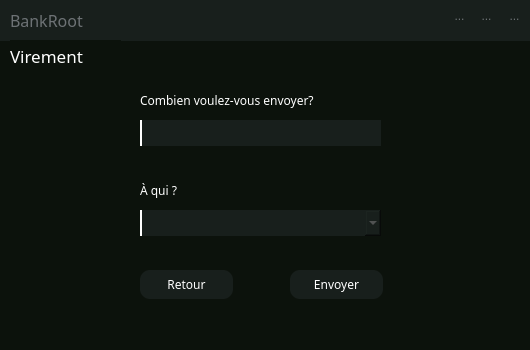
Old version of the form virement.ui in the repository SparqueeZ/Bank-Root.
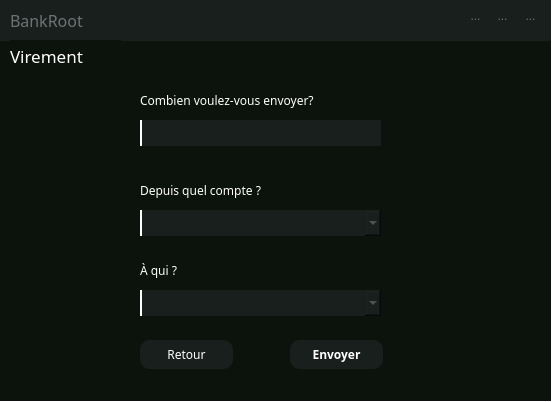
New version of the form. Icons and pictures are not drawn.

Commit message: Corrections historique + Ajout possibilité de virement en graphique

```diff
--- a/virement.ui
+++ b/virement.ui
@@ -6,8 +6,8 @@
    <rect>
     <x>0</x>
     <y>0</y>
-    <width>530</width>
-    <height>350</height>
+    <width>552</width>
+    <height>402</height>
    </rect>
   </property>
   <property name="windowTitle">
@@ -22,7 +22,7 @@
      <x>0</x>
      <y>0</y>
      <width>551</width>
-     <height>350</height>
+     <height>401</height>
     </rect>
    </property>
    <property name="styleSheet">
@@ -56,45 +56,6 @@
 }</string>
     </property>
    </widget>
-   <widget class="QPushButton" name="pushButton_2">
-    <property name="geometry">
-     <rect>
-      <x>140</x>
-      <y>270</y>
-      <width>93</width>
-      <height>29</height>
-     </rect>
-    </property>
-    <property name="font">
-     <font>
-      <family>Montserrat</family>
-     </font>
-    </property>
-    <property name="styleSheet">
-     <string notr="true">
-QPushButton{
-color: rgb(255, 255, 255);
-border-radius:10px;
-background-color:rgb(24,31, 28);
-}
-
-QPushButton:hover{
-color: rgb(255, 255, 255);
-border-radius:10px;
-background-color:rgb(34, 31, 28);
-}
-QPushButton:pressed{
-background-color:rgb(24, 31, 28);
-border-radius:10px;
-color: rgb(255, 255, 255);
-}
-
-</string>
-    </property>
-    <property name="text">
-     <string>Retour</string>
-    </property>
-   </widget>
    <widget class="QLabel" name="label">
     <property name="geometry">
      <rect>
@@ -122,7 +83,7 @@
      <rect>
       <x>140</x>
       <y>180</y>
-      <width>81</width>
+      <width>141</width>
       <height>20</height>
      </rect>
     </property>
@@ -136,46 +97,7 @@
 </string>
     </property>
     <property name="text">
-     <string>À qui ?</string>
-    </property>
-   </widget>
-   <widget class="QPushButton" name="pushButton">
-    <property name="geometry">
-     <rect>
-      <x>290</x>
-      <y>270</y>
-      <width>93</width>
-      <height>29</height>
-     </rect>
-    </property>
-    <property name="font">
-     <font>
-      <family>Montserrat</family>
-     </font>
-    </property>
-    <property name="styleSheet">
-     <string notr="true">
-QPushButton{
-color: rgb(255, 255, 255);
-border-radius:10px;
-background-color:rgb(24,31, 28);
-}
-
-QPushButton:hover{
-color: rgb(255, 255, 255);
-border-radius:10px;
-background-color:rgb(34, 31, 28);
-}
-QPushButton:pressed{
-background-color:rgb(24, 31, 28);
-border-radius:10px;
-color: rgb(255, 255, 255);
-}
-
-</string>
-    </property>
-    <property name="text">
-     <string>Envoyer</string>
+     <string>Depuis quel compte ?</string>
     </property>
    </widget>
    <widget class="QWidget" name="widget_7" native="true">
@@ -214,7 +136,7 @@
     <widget class="QToolButton" name="reduced">
      <property name="geometry">
       <rect>
-       <x>444</x>
+       <x>460</x>
        <y>0</y>
        <width>31</width>
        <height>31</height>
@@ -247,7 +169,7 @@
     <widget class="QToolButton" name="toolButton_3">
      <property name="geometry">
       <rect>
-       <x>504</x>
+       <x>520</x>
        <y>0</y>
        <width>21</width>
        <height>31</height>
@@ -280,7 +202,7 @@
     <widget class="QToolButton" name="fullscreen">
      <property name="geometry">
       <rect>
-       <x>471</x>
+       <x>487</x>
        <y>0</y>
        <width>31</width>
        <height>31</height>
@@ -347,6 +269,127 @@
 }</string>
     </property>
    </widget>
+   <widget class="QComboBox" name="combo">
+    <property name="geometry">
+     <rect>
+      <x>140</x>
+      <y>290</y>
+      <width>241</width>
+      <height>26</height>
+     </rect>
+    </property>
+    <property name="styleSheet">
+     <string notr="true">QComboBox{
+background:#181F1C;
+border:none;
+border-left:2px solid #ffffff;
+color:#717072;
+padding-left: 10px
+}</string>
+    </property>
+   </widget>
+   <widget class="QLabel" name="label_4">
+    <property name="geometry">
+     <rect>
+      <x>140</x>
+      <y>260</y>
+      <width>81</width>
+      <height>20</height>
+     </rect>
+    </property>
+    <property name="font">
+     <font>
+      <family>Montserrat Medium</family>
+     </font>
+    </property>
+    <property name="styleSheet">
+     <string notr="true">color: rgb(255,255,255);
+</string>
+    </property>
+    <property name="text">
+     <string>À qui ?</string>
+    </property>
+   </widget>
+  </widget>
+  <widget class="QPushButton" name="Envoyer">
+   <property name="geometry">
+    <rect>
+     <x>290</x>
+     <y>340</y>
+     <width>93</width>
+     <height>29</height>
+    </rect>
+   </property>
+   <property name="font">
+    <font>
+     <family>Montserrat</family>
+     <bold>true</bold>
+    </font>
+   </property>
+   <property name="styleSheet">
+    <string notr="true">
+QPushButton{
+color: rgb(255, 255, 255);
+border-radius:10px;
+background-color:rgb(24,31, 28);
+}
+
+QPushButton:hover{
+color: rgb(255, 255, 255);
+border-radius:10px;
+background-color:rgb(34, 31, 28);
+}
+QPushButton:pressed{
+background-color:rgb(24, 31, 28);
+border-radius:10px;
+color: rgb(255, 255, 255);
+}
+
+</string>
+   </property>
+   <property name="text">
+    <string>Envoyer</string>
+   </property>
+  </widget>
+  <widget class="QPushButton" name="pushButton_2">
+   <property name="geometry">
+    <rect>
+     <x>140</x>
+     <y>340</y>
+     <width>93</width>
+     <height>29</height>
+    </rect>
+   </property>
+   <property name="font">
+    <font>
+     <family>Montserrat</family>
+     <fontweight>DemiBold</fontweight>
+    </font>
+   </property>
+   <property name="styleSheet">
+    <string notr="true">
+QPushButton{
+color: rgb(255, 255, 255);
+border-radius:10px;
+background-color:rgb(24,31, 28);
+}
+
+QPushButton:hover{
+color: rgb(255, 255, 255);
+border-radius:10px;
+background-color:rgb(34, 31, 28);
+}
+QPushButton:pressed{
+background-color:rgb(24, 31, 28);
+border-radius:10px;
+color: rgb(255, 255, 255);
+}
+
+</string>
+   </property>
+   <property name="text">
+    <string>Retour</string>
+   </property>
   </widget>
  </widget>
  <resources>
```
Left out of the diff: 2 changed lines with no effect on the pictures. The commit also changes 4 other files.
